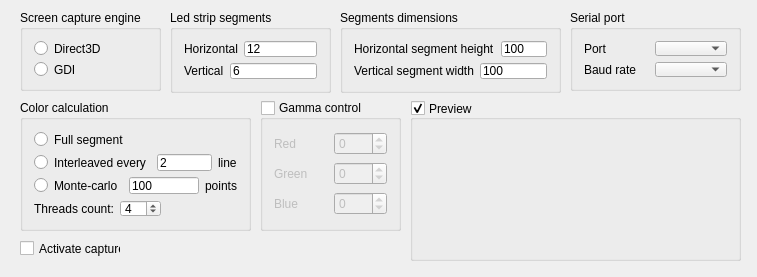
Old version of the form StripCtrl/StripCtrl/StripCtrl.ui in the repository sergrt/stripctrl.
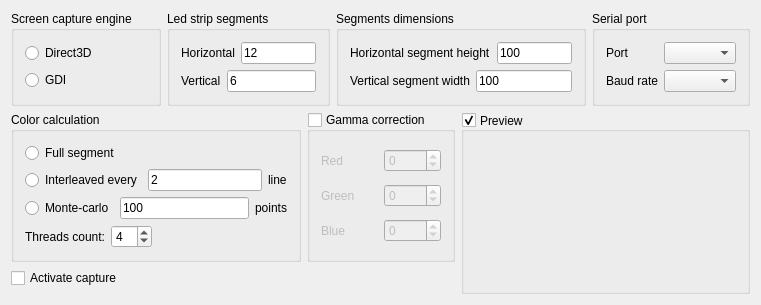
New version of the form. Custom widgets are drawn as their Qt base class.

Commit message: Fix preview widget size. Set layout to main window.

What changed in the file:
```diff
--- a/StripCtrl/StripCtrl/StripCtrl.ui
+++ b/StripCtrl/StripCtrl/StripCtrl.ui
@@ -6,36 +6,19 @@
    <rect>
     <x>0</x>
     <y>0</y>
-    <width>757</width>
-    <height>277</height>
+    <width>761</width>
+    <height>274</height>
    </rect>
   </property>
   <property name="windowTitle">
    <string>StripCtrl</string>
   </property>
   <widget class="QWidget" name="centralWidget">
-   <widget class="QCheckBox" name="activate_">
-    <property name="geometry">
-     <rect>
-      <x>20</x>
-      <y>240</y>
-      <width>101</width>
-      <height>17</height>
-     </rect>
-    </property>
-    <property name="text">
-     <string>Activate capture</string>
-    </property>
-   </widget>
+   <layout class="QVBoxLayout" name="verticalLayout_7" stretch="0,1">
+    <item>
+     <layout class="QHBoxLayout" name="horizontalLayout_14">
+      <item>
    <widget class="QGroupBox" name="groupBox">
-    <property name="geometry">
-     <rect>
-      <x>20</x>
-      <y>10</y>
-      <width>141</width>
-      <height>81</height>
-     </rect>
-    </property>
     <property name="title">
      <string>Screen capture engine</string>
     </property>
@@ -56,15 +39,9 @@
      </item>
     </layout>
    </widget>
+      </item>
+      <item>
    <widget class="QGroupBox" name="groupBox_2">
-    <property name="geometry">
-     <rect>
-      <x>170</x>
-      <y>10</y>
-      <width>161</width>
-      <height>83</height>
-     </rect>
-    </property>
     <property name="title">
      <string>Led strip segments</string>
     </property>
@@ -107,46 +84,9 @@
      </item>
     </layout>
    </widget>
-   <widget class="QGroupBox" name="previewBox">
-    <property name="geometry">
-     <rect>
-      <x>410</x>
-      <y>100</y>
-      <width>331</width>
-      <height>161</height>
-     </rect>
-    </property>
-    <property name="title">
-     <string>Preview</string>
-    </property>
-    <property name="alignment">
-     <set>Qt::AlignLeading|Qt::AlignLeft|Qt::AlignVCenter</set>
-    </property>
-    <property name="checkable">
-     <bool>true</bool>
-    </property>
-    <layout class="QHBoxLayout" name="horizontalLayout_7">
-     <item>
-      <widget class="ColorPreviewWidget" name="color_widget" native="true">
-       <property name="sizePolicy">
-        <sizepolicy hsizetype="Expanding" vsizetype="Preferred">
-         <horstretch>0</horstretch>
-         <verstretch>0</verstretch>
-        </sizepolicy>
-       </property>
-      </widget>
-     </item>
-    </layout>
-   </widget>
+      </item>
+      <item>
    <widget class="QGroupBox" name="groupBox_3">
-    <property name="geometry">
-     <rect>
-      <x>340</x>
-      <y>10</y>
-      <width>221</width>
-      <height>83</height>
-     </rect>
-    </property>
     <property name="title">
      <string>Segments dimensions</string>
     </property>
@@ -189,15 +129,50 @@
      </item>
     </layout>
    </widget>
+      </item>
+      <item>
+       <widget class="QGroupBox" name="groupBox_5">
+        <property name="title">
+         <string>Serial port</string>
+        </property>
+        <layout class="QVBoxLayout" name="verticalLayout_3">
+         <item>
+          <layout class="QHBoxLayout" name="horizontalLayout_9">
+           <item>
+            <widget class="QLabel" name="label_8">
+             <property name="text">
+              <string>Port</string>
+             </property>
+            </widget>
+           </item>
+           <item>
+            <widget class="QComboBox" name="serial_port_name"/>
+           </item>
+          </layout>
+         </item>
+         <item>
+          <layout class="QHBoxLayout" name="horizontalLayout_10">
+           <item>
+            <widget class="QLabel" name="label_9">
+             <property name="text">
+              <string>Baud rate</string>
+             </property>
+            </widget>
+           </item>
+           <item>
+            <widget class="QComboBox" name="baud_rate"/>
+           </item>
+          </layout>
+         </item>
+        </layout>
+       </widget>
+      </item>
+     </layout>
+    </item>
+    <item>
+     <layout class="QGridLayout" name="gridLayout">
+      <item row="0" column="0">
    <widget class="QGroupBox" name="groupBox_4">
-    <property name="geometry">
-     <rect>
-      <x>20</x>
-      <y>100</y>
-      <width>231</width>
-      <height>131</height>
-     </rect>
-    </property>
     <property name="title">
      <string>Color calculation</string>
     </property>
@@ -298,60 +273,18 @@
      </item>
     </layout>
    </widget>
-   <widget class="QGroupBox" name="groupBox_5">
-    <property name="geometry">
-     <rect>
-      <x>570</x>
-      <y>10</y>
-      <width>171</width>
-      <height>81</height>
-     </rect>
-    </property>
-    <property name="title">
-     <string>Serial port</string>
-    </property>
-    <layout class="QVBoxLayout" name="verticalLayout_3">
-     <item>
-      <layout class="QHBoxLayout" name="horizontalLayout_9">
-       <item>
-        <widget class="QLabel" name="label_8">
-         <property name="text">
-          <string>Port</string>
-         </property>
-        </widget>
-       </item>
-       <item>
-        <widget class="QComboBox" name="serial_port_name"/>
-       </item>
-      </layout>
-     </item>
-     <item>
-      <layout class="QHBoxLayout" name="horizontalLayout_10">
-       <item>
-        <widget class="QLabel" name="label_9">
+      </item>
+      <item row="1" column="0">
+       <widget class="QCheckBox" name="activate_">
          <property name="text">
-          <string>Baud rate</string>
+         <string>Activate capture</string>
          </property>
         </widget>
        </item>
-       <item>
-        <widget class="QComboBox" name="baud_rate"/>
-       </item>
-      </layout>
-     </item>
-    </layout>
-   </widget>
+      <item row="0" column="1">
    <widget class="QGroupBox" name="use_gamma_correction">
-    <property name="geometry">
-     <rect>
-      <x>260</x>
-      <y>100</y>
-      <width>141</width>
-      <height>131</height>
-     </rect>
-    </property>
     <property name="title">
-     <string>Gamma control</string>
+         <string>Gamma correction</string>
     </property>
     <property name="checkable">
      <bool>true</bool>
@@ -425,6 +358,48 @@
      </item>
     </layout>
    </widget>
+      </item>
+      <item row="2" column="0">
+       <spacer name="verticalSpacer">
+        <property name="orientation">
+         <enum>Qt::Vertical</enum>
+        </property>
+        <property name="sizeHint" stdset="0">
+         <size>
+          <width>20</width>
+          <height>40</height>
+         </size>
+        </property>
+       </spacer>
+      </item>
+      <item row="0" column="2" rowspan="3">
+       <widget class="QGroupBox" name="previewBox">
+        <property name="title">
+         <string>Preview</string>
+        </property>
+        <property name="alignment">
+         <set>Qt::AlignLeading|Qt::AlignLeft|Qt::AlignVCenter</set>
+        </property>
+        <property name="checkable">
+         <bool>true</bool>
+        </property>
+        <layout class="QHBoxLayout" name="horizontalLayout_7">
+         <item>
+          <widget class="ColorPreviewWidget" name="color_widget" native="true">
+           <property name="sizePolicy">
+            <sizepolicy hsizetype="Expanding" vsizetype="Preferred">
+             <horstretch>0</horstretch>
+             <verstretch>0</verstretch>
+            </sizepolicy>
+           </property>
+          </widget>
+         </item>
+        </layout>
+       </widget>
+      </item>
+     </layout>
+    </item>
+   </layout>
   </widget>
  </widget>
  <layoutdefault spacing="6" margin="11"/>
```
Lines whose indentation alone changed are shown as unchanged. The commit also changes 4 other files.
